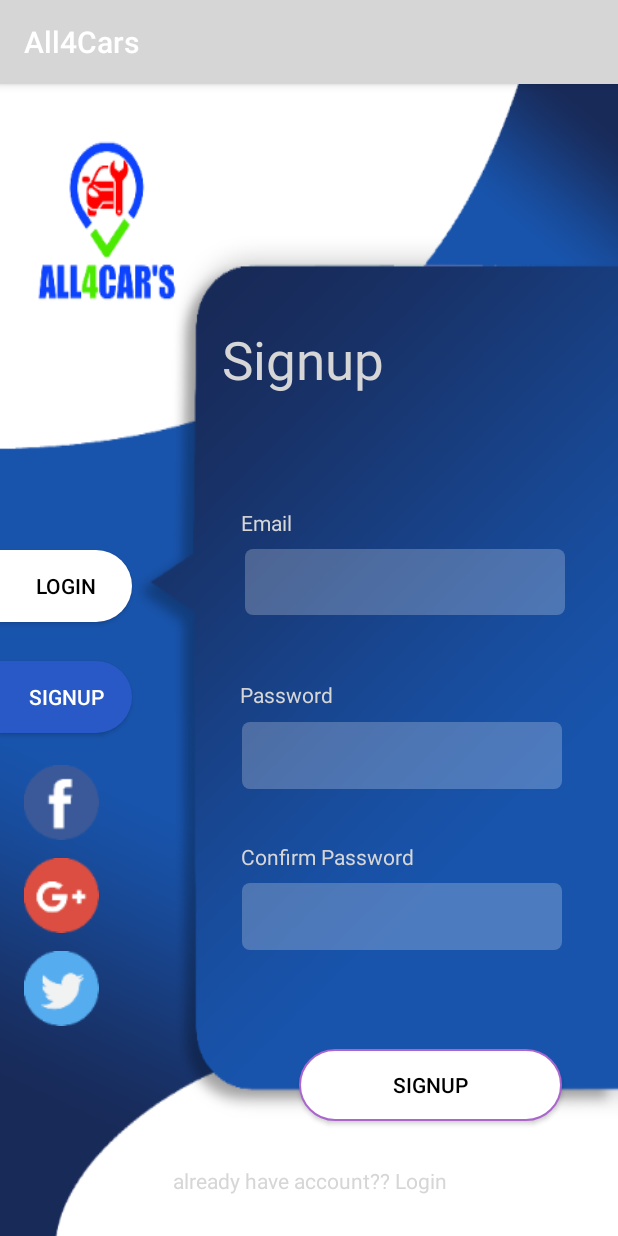
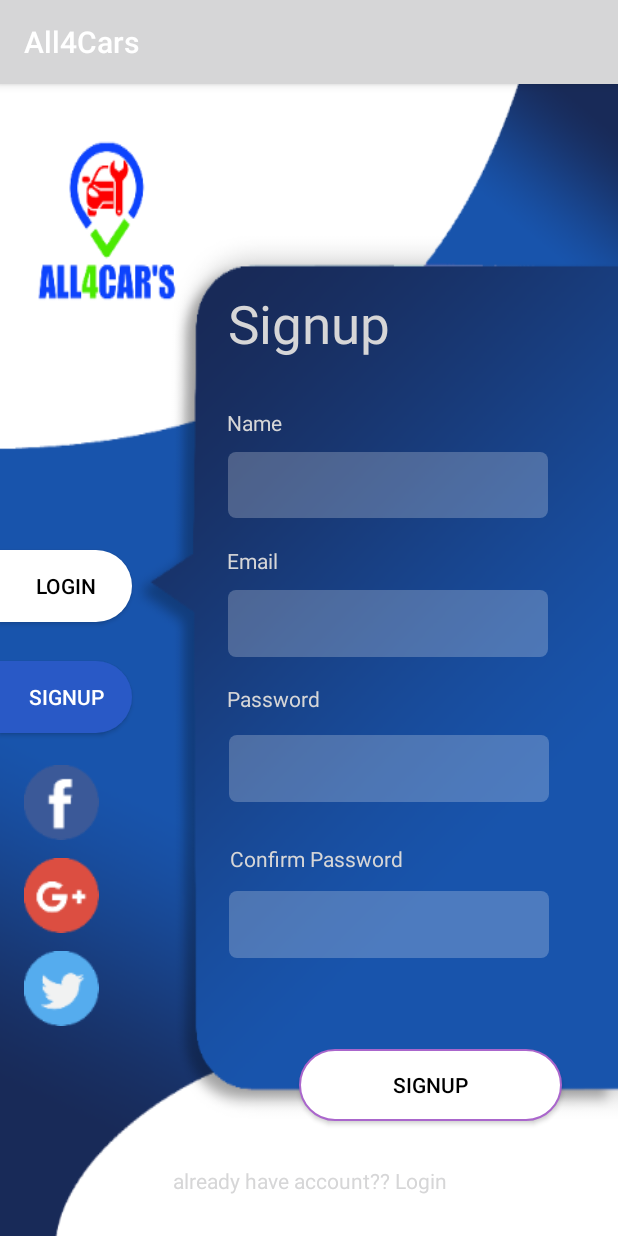
Before and after one commit to Aashir-Technolligence/All4Cars, an Android app: the SignupActivity screen opened directly, with no data from a screen before it, on a phone screen of 412 x 824 dp. Run offline under Robolectric (Android 15) with nearby library versions, the light colour scheme and no system bars; our stand-ins replace Firebase (no records; nobody signed in at launch, a user with empty details on screens opened directly).

Commit message:
Splash UserLogin Signup completed fully

```diff
--- a/app/build.gradle
+++ b/app/build.gradle
@@ -35,6 +35,8 @@ dependencies {
     implementation 'com.android.support:design:26.1.0'
     androidTestImplementation 'androidx.test.ext:junit:1.1.0'
     androidTestImplementation 'androidx.test.espresso:espresso-core:3.1.1'
+    implementation 'com.facebook.android:facebook-login:[5,6)'
+
 
 }
 apply plugin: 'com.google.gms.google-services'
--- a/app/src/main/AndroidManifest.xml
+++ b/app/src/main/AndroidManifest.xml
@@ -3,6 +3,7 @@
     package="com.example.all4cars">
 
     <uses-permission android:name="android.permission.ACCESS_COARSE_LOCATION" />
+
 
     <application
         android:allowBackup="true"
@@ -27,6 +28,8 @@
         </activity>
         <activity android:name=".AddService" />
         <activity android:name=".MainActivity" />
+
+
     </application>
 
 </manifest>
--- a/app/src/main/java/com/example/all4cars/LoginSignupActivity.java
+++ b/app/src/main/java/com/example/all4cars/LoginSignupActivity.java
@@ -114,18 +114,27 @@ public class LoginSignupActivity extends AppCompatActivity {
                         selection = arr[which];
                         if(selection.equals( "Customer" ))
                         {
-                            Toast.makeText( LoginSignupActivity.this, "Customer Selected", Toast.LENGTH_SHORT ).show();
+                            Intent intent = new Intent(LoginSignupActivity.this,SignupActivity.class);
+                            intent.putExtra( "name", String.valueOf( "Customer" ) );
+                            startActivity(intent);
+
+                        }
+                        if(selection.equals( "Service Provider" )){
+                            Intent intent = new Intent(LoginSignupActivity.this,SignupActivity.class);
+                            intent.putExtra( "name", String.valueOf( "ServiceProvider" ) );
+                            startActivity(intent);
+
                         }
                     }
                 } );
-                dialog.setPositiveButton( "OK", new DialogInterface.OnClickListener() {
-                    @Override
-                    public void onClick(DialogInterface dialog, int which) {
-                        Intent intent = new Intent(LoginSignupActivity.this,SignupActivity.class);
-                        startActivity(intent);
-                        finish();
-                    }
-                } );
+//                dialog.setPositiveButton( "OK", new DialogInterface.OnClickListener() {
+//                    @Override
+//                    public void onClick(DialogInterface dialog, int which) {
+//                        Intent intent = new Intent(LoginSignupActivity.this,SignupActivity.class);
+//                        startActivity(intent);
+//                        finish();
+//                    }
+//                } );
 
 //                dialog.setPositiveButton( "Ok", new DialogInterface.OnClickListener() {
 //                    @Override
--- a/app/src/main/java/com/example/all4cars/SignupActivity.java
+++ b/app/src/main/java/com/example/all4cars/SignupActivity.java
@@ -29,8 +29,9 @@ import java.util.HashMap;
 public class SignupActivity extends AppCompatActivity {
     private Button btnLogin,btnSignup;
     ImageView btnFacebook,btnGoole,btnTwitter;
-    EditText txtEmail,txtPassword,txtReenterPassword;
+    EditText txtName,txtEmail,txtPassword,txtReenterPassword;
     ProgressDialog progressDialog;
+    String category;
     TextView mHaveAccountTv;
     private FirebaseAuth mAuth;
     private FirebaseUser user;
@@ -41,9 +42,11 @@ public class SignupActivity extends AppCompatActivity {
         setContentView( R.layout.activity_signup );
         btnLogin=(Button)findViewById(R.id.btnLogin);
         btnSignup=(Button)findViewById(R.id.txtSignUp);
-        txtEmail =(EditText)findViewById( R.id.editText ) ;
-        txtPassword = (EditText)findViewById( R.id.editText2 ) ;
-        txtReenterPassword = (EditText)findViewById( R.id.editText3 ) ;
+        txtEmail =(EditText)findViewById( R.id.editTextEmail ) ;
+        txtPassword = (EditText)findViewById( R.id.editTextPassword ) ;
+        txtName= (EditText)findViewById( R.id.editTextName) ;
+
+        txtReenterPassword = (EditText)findViewById( R.id.editRePassword ) ;
         mHaveAccountTv=findViewById(R.id.have_accounttv);
         btnFacebook = (ImageView) findViewById(R.id.imageView);
         btnGoole = (ImageView) findViewById(R.id.imageView2);
@@ -53,11 +56,20 @@ public class SignupActivity extends AppCompatActivity {
 
         final String arr[] = getResources().getStringArray(R.array.selection);
 
+        Intent in = getIntent();
+        category = in.getStringExtra( "name" );
+
         btnSignup.setOnClickListener(new View.OnClickListener() {
             @Override
             public void onClick(View view) {
                 String email=txtEmail.getText().toString().trim();
                 String password=txtPassword.getText().toString().trim();
+                String name = txtName.getText().toString();
+
+                if (name==null || name.equals( "" ))
+                {
+                   txtName.setError( "Please Fill Name" );
+                }
                 if (!Patterns.EMAIL_ADDRESS.matcher(email).matches()){
 
                     txtEmail.setError("Invalid Email");
@@ -69,7 +81,7 @@ public class SignupActivity extends AppCompatActivity {
 
                 }else {
                     progressDialog.setMessage("Registering ....");
-                    registeruser(email,password);
+                    registeruser(email,password,name);
                 }
 
             }
@@ -95,7 +107,7 @@ public class SignupActivity extends AppCompatActivity {
 
     }
 
-    private void registeruser(final String email, String password) {
+    private void registeruser(final String email, String password, final String name) {
         progressDialog.show();
         FirebaseAuth.getInstance().createUserWithEmailAndPassword(email, password)
                 .addOnCompleteListener(this, new OnCompleteListener<AuthResult>() {
@@ -107,12 +119,15 @@ public class SignupActivity extends AppCompatActivity {
                             //FirebaseUser user = mAuth.getCurrentUser();
 
                             String Email=email;
+                            String Name = name;
                             String uid=FirebaseAuth.getInstance().getCurrentUser().getUid();
                             FirebaseDatabase database=FirebaseDatabase.getInstance();
 
                             DatabaseReference reference=database.getReference("Users");
 
+                            reference.child(uid).child( "Name" ).setValue(Name);
                             reference.child(uid).child( "Email" ).setValue(Email);
+                            reference.child(uid).child( "Category" ).setValue(category);
                             reference.child(uid).child( "Id" ).setValue(uid);
 
 
--- a/app/src/main/res/layout/activity_signup.xml
+++ b/app/src/main/res/layout/activity_signup.xml
@@ -96,118 +96,118 @@
         app:layout_constraintVertical_bias="0.031"
         app:srcCompat="@mipmap/twitter" />
 
+
     <TextView
         android:id="@+id/textView2"
         android:layout_width="wrap_content"
         android:layout_height="wrap_content"
-        android:layout_marginBottom="8dp"
+        android:layout_marginLeft="8dp"
+        android:layout_marginTop="8dp"
         android:layout_marginEnd="16dp"
         android:layout_marginRight="16dp"
-        android:layout_marginLeft="8dp"
-        android:layout_marginTop="8dp"
+        android:layout_marginBottom="8dp"
+        android:text="Signup"
         android:textColor="@color/colorWhite"
-        android:text="Signup"
         android:textSize="35dp"
         app:layout_constraintBottom_toBottomOf="parent"
         app:layout_constraintEnd_toEndOf="parent"
-        app:layout_constraintHorizontal_bias="0.513"
+        app:layout_constraintHorizontal_bias="0.527"
         app:layout_constraintRight_toRightOf="parent"
         app:layout_constraintStart_toStartOf="parent"
         app:layout_constraintTop_toTopOf="parent"
-        app:layout_constraintVertical_bias="0.216" />
+        app:layout_constraintVertical_bias="0.182" />
 
     <EditText
-        android:id="@+id/editText"
+        android:id="@+id/editTextName"
         android:layout_width="wrap_content"
         android:layout_height="44dp"
-        android:layout_marginBottom="8dp"
+        android:layout_marginStart="8dp"
+        android:layout_marginTop="15dp"
         android:layout_marginEnd="8dp"
+        android:layout_marginBottom="2dp"
+        android:alpha="0.23"
+        android:background="@drawable/textviewshape"
+        android:ems="10"
+        android:inputType="textPersonName"
+        app:layout_constraintBottom_toBottomOf="parent"
+        app:layout_constraintEnd_toEndOf="parent"
+        app:layout_constraintHorizontal_bias="0.595"
+        app:layout_constraintRight_toRightOf="parent"
+        app:layout_constraintStart_toEndOf="@+id/btnLogin"
+        app:layout_constraintTop_toTopOf="parent"
+        app:layout_constraintVertical_bias="0.325" />
+
+    <TextView
+        android:id="@+id/textView3"
+        android:layout_width="wrap_content"
+        android:layout_height="wrap_content"
         android:layout_marginStart="8dp"
         android:layout_marginTop="8dp"
+        android:layout_marginEnd="8dp"
+        android:layout_marginBottom="8dp"
+
+        android:text="Name"
+        android:textColor="@color/colorWhite"
+        app:layout_constraintBottom_toTopOf="@+id/editTextName"
+        app:layout_constraintEnd_toEndOf="parent"
+        app:layout_constraintHorizontal_bias="0.205"
+        app:layout_constraintStart_toEndOf="@+id/btnLogin"
+        app:layout_constraintTop_toTopOf="parent"
+        app:layout_constraintVertical_bias="0.989" />
+
+    <TextView
+        android:id="@+id/textView4"
+        android:layout_width="wrap_content"
+        android:layout_height="wrap_content"
+        android:layout_marginStart="8dp"
+        android:layout_marginEnd="8dp"
+        android:layout_marginBottom="2dp"
+
+        android:text="Email"
+        android:textColor="@color/colorWhite"
+        app:layout_constraintBottom_toBottomOf="parent"
+        app:layout_constraintEnd_toEndOf="parent"
+        app:layout_constraintHorizontal_bias="0.202"
+        app:layout_constraintStart_toEndOf="@+id/btnSignup"
+        app:layout_constraintTop_toBottomOf="@+id/editTextName"
+        app:layout_constraintVertical_bias="0.041" />
+
+    <EditText
+        android:id="@+id/editTextEmail"
+        android:layout_width="wrap_content"
+        android:layout_height="wrap_content"
+        android:layout_marginStart="8dp"
+        android:layout_marginTop="8dp"
+        android:layout_marginEnd="8dp"
+        android:layout_marginBottom="8dp"
         android:alpha="0.23"
         android:background="@drawable/textviewshape"
         android:ems="10"
         android:inputType="textEmailAddress"
         app:layout_constraintBottom_toBottomOf="parent"
         app:layout_constraintEnd_toEndOf="parent"
-        app:layout_constraintHorizontal_bias="0.709"
-        app:layout_constraintRight_toRightOf="parent"
-        app:layout_constraintStart_toEndOf="@+id/btnLogin"
-        app:layout_constraintTop_toTopOf="parent"
-        app:layout_constraintVertical_bias="0.427" />
-
-    <TextView
-        android:id="@+id/textView3"
-        android:layout_width="wrap_content"
-        android:layout_height="wrap_content"
-        android:layout_marginBottom="8dp"
-        android:layout_marginEnd="8dp"
-        android:layout_marginStart="8dp"
-        android:textColor="@color/colorWhite"
-
-        android:layout_marginTop="8dp"
-        android:text="Email"
-        app:layout_constraintBottom_toTopOf="@+id/editText"
-        app:layout_constraintEnd_toEndOf="parent"
-        app:layout_constraintHorizontal_bias="0.235"
-        app:layout_constraintStart_toEndOf="@+id/btnLogin"
-        app:layout_constraintTop_toTopOf="parent"
-        app:layout_constraintVertical_bias="1.0" />
-
-    <TextView
-        android:id="@+id/textView4"
-        android:layout_width="wrap_content"
-        android:layout_height="wrap_content"
-        android:layout_marginBottom="8dp"
-        android:layout_marginEnd="8dp"
-        android:layout_marginStart="8dp"
-        android:textColor="@color/colorWhite"
-
-        android:layout_marginTop="8dp"
-        android:text="Password"
-        app:layout_constraintBottom_toBottomOf="parent"
-        app:layout_constraintEnd_toEndOf="parent"
-        app:layout_constraintHorizontal_bias="0.261"
-        app:layout_constraintStart_toEndOf="@+id/btnSignup"
-        app:layout_constraintTop_toBottomOf="@+id/editText"
-        app:layout_constraintVertical_bias="0.094" />
-
-    <EditText
-        android:id="@+id/editText2"
-        android:layout_width="wrap_content"
-        android:layout_height="wrap_content"
-        android:layout_marginBottom="8dp"
-        android:layout_marginEnd="8dp"
-        android:layout_marginStart="8dp"
-        android:layout_marginTop="8dp"
-        android:alpha="0.23"
-        android:background="@drawable/textviewshape"
-        android:ems="10"
-        android:inputType="textPassword"
-        app:layout_constraintBottom_toBottomOf="parent"
-        app:layout_constraintEnd_toEndOf="parent"
-        app:layout_constraintHorizontal_bias="0.688"
+        app:layout_constraintHorizontal_bias="0.595"
         app:layout_constraintStart_toEndOf="@+id/btnSignup"
         app:layout_constraintTop_toBottomOf="@+id/textView4"
-        app:layout_constraintVertical_bias="0.003" />
+        app:layout_constraintVertical_bias="0.005" />
 
     <TextView
         android:id="@+id/textView5"
         android:layout_width="wrap_content"
         android:layout_height="wrap_content"
-        android:layout_marginBottom="8dp"
+        android:layout_marginStart="8dp"
+        android:layout_marginTop="5dp"
         android:layout_marginEnd="8dp"
-        android:layout_marginStart="8dp"
-        android:layout_marginTop="8dp"
+        android:layout_marginBottom="2dp"
+        android:text="Password"
+
         android:textColor="@color/colorWhite"
-
-        android:text="Confirm Password"
         app:layout_constraintBottom_toBottomOf="parent"
         app:layout_constraintEnd_toEndOf="parent"
-        app:layout_constraintHorizontal_bias="0.405"
+        app:layout_constraintHorizontal_bias="0.289"
         app:layout_constraintStart_toEndOf="@+id/imageView2"
-        app:layout_constraintTop_toBottomOf="@+id/editText2"
-        app:layout_constraintVertical_bias="0.105" />
+        app:layout_constraintTop_toBottomOf="@+id/editTextEmail"
+        app:layout_constraintVertical_bias="0.035" />
 
     <Button
         android:id="@+id/txtSignUp"
@@ -240,24 +240,60 @@
         />
 
     <EditText
-        android:id="@+id/editText3"
+        android:id="@+id/editTextPassword"
         android:layout_width="wrap_content"
         android:layout_height="wrap_content"
-        android:layout_marginBottom="8dp"
-        android:layout_marginEnd="8dp"
         android:layout_marginStart="8dp"
         android:layout_marginTop="8dp"
+        android:layout_marginEnd="8dp"
+        android:layout_marginBottom="5dp"
         android:alpha="0.23"
         android:background="@drawable/textviewshape"
         android:ems="10"
         android:inputType="textPassword"
         app:layout_constraintBottom_toBottomOf="parent"
         app:layout_constraintEnd_toEndOf="parent"
-        app:layout_constraintHorizontal_bias="0.747"
+        app:layout_constraintHorizontal_bias="0.672"
         app:layout_constraintStart_toEndOf="@+id/imageView2"
         app:layout_constraintTop_toBottomOf="@+id/textView5"
-        app:layout_constraintVertical_bias="0.0" />
+        app:layout_constraintVertical_bias="0.022" />
 
+    <TextView
+        android:id="@+id/rePassword"
+        android:layout_width="wrap_content"
+        android:layout_height="wrap_content"
+        android:layout_marginStart="8dp"
+        android:layout_marginTop="5dp"
+        android:layout_marginEnd="8dp"
+        android:layout_marginBottom="2dp"
+        android:text="Confirm Password"
+
+        android:textColor="@color/colorWhite"
+        app:layout_constraintBottom_toBottomOf="parent"
+        app:layout_constraintEnd_toEndOf="parent"
+        app:layout_constraintHorizontal_bias="0.369"
+        app:layout_constraintStart_toEndOf="@+id/imageView2"
+        app:layout_constraintTop_toBottomOf="@+id/editTextPassword"
+        app:layout_constraintVertical_bias="0.086" />
+
+    <EditText
+        android:id="@+id/editRePassword"
+        android:layout_width="wrap_content"
+        android:layout_height="wrap_content"
+        android:layout_marginStart="8dp"
+        android:layout_marginTop="8dp"
+        android:layout_marginEnd="8dp"
+        android:layout_marginBottom="5dp"
+        android:alpha="0.23"
+        android:background="@drawable/textviewshape"
+        android:ems="10"
+        android:inputType="textPassword"
+        app:layout_constraintBottom_toBottomOf="parent"
+        app:layout_constraintEnd_toEndOf="parent"
+        app:layout_constraintHorizontal_bias="0.672"
+        app:layout_constraintStart_toEndOf="@+id/imageView2"
+        app:layout_constraintTop_toBottomOf="@+id/rePassword"
+        app:layout_constraintVertical_bias="0.022" />
 
 
 </androidx.constraintlayout.widget.ConstraintLayout>
--- a/app/src/main/res/values/strings.xml
+++ b/app/src/main/res/values/strings.xml
@@ -41,9 +41,8 @@
     <string name="invalid_username">Not a valid username</string>
     <string name="invalid_password">Password must be >5 characters</string>
     <string name="login_failed">"Login failed"</string>
-<!--    <style name="Background" parent="bg" >-->
-<!--    <item name="android:background">0000A0</item>-->
-<!--    </style>-->
+
+
 
 
 </resources>
```
